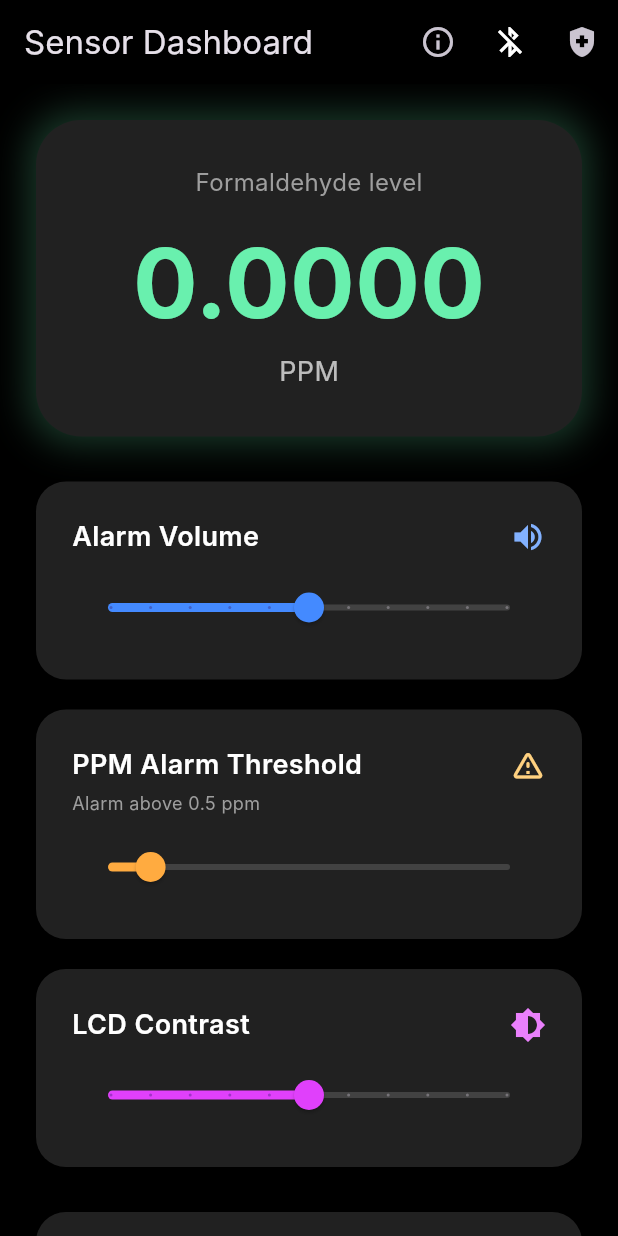
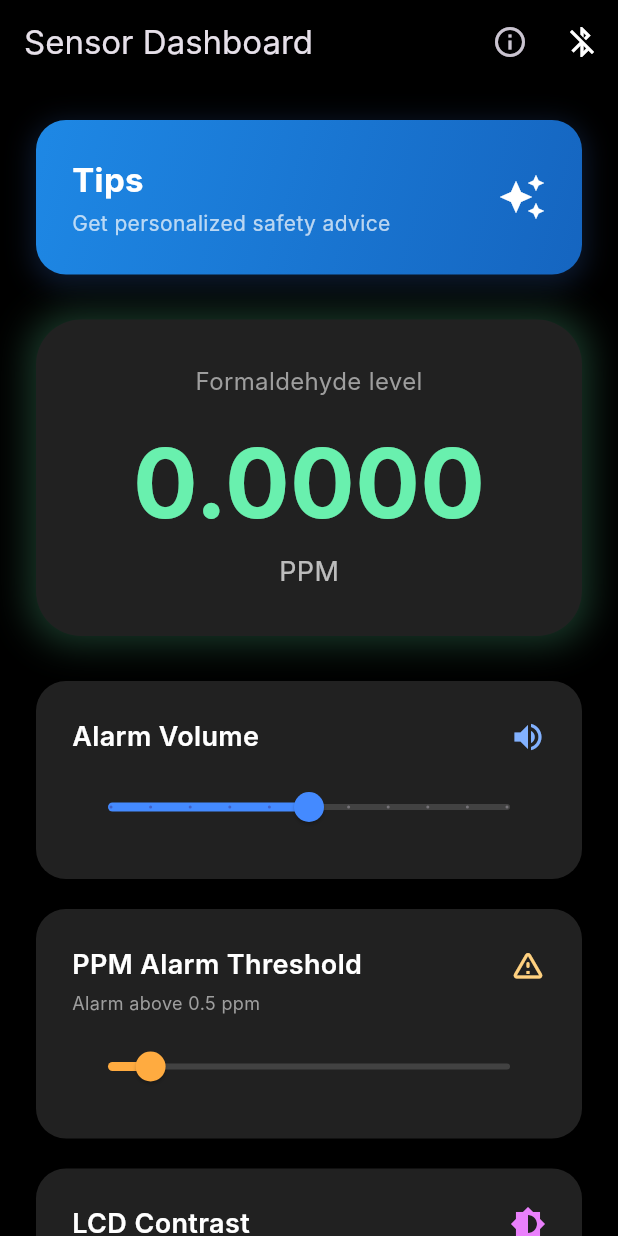
Before and after one commit to Catsarepro21/DukeIgnite-Flutter, a Flutter app: the DashboardScreen screen opened directly, on a phone screen of 412 x 824 dp. Run offline on Flutter 3.47's test engine with Material 3 defaults, Android fonts, the phone set to English and light mode, and no system bars; our stand-ins replace flutter_dotenv, google_generative_ai, package_info_plus, permission_handler; missing offline and left inert: universal_ble; Roboto replaces fonts that are missing (Inter).

Commit message:
Make Tips button prominent on Dashboard and remove AI Health Advisor branding

```diff
--- a/lib/screens/dashboard_screen.dart
+++ b/lib/screens/dashboard_screen.dart
@@ -143,15 +143,6 @@ class _DashboardScreenState extends State<DashboardScreen> {
               _bleService?.disconnect();
             },
           ),
-          IconButton(
-            icon: const Icon(Icons.health_and_safety),
-            onPressed: () {
-              Navigator.push(
-                context,
-                MaterialPageRoute(builder: (context) => const TipsScreen()),
-              );
-            },
-          ),
         ],
       ),
       body: SingleChildScrollView(
@@ -159,6 +150,68 @@ class _DashboardScreenState extends State<DashboardScreen> {
         child: Column(
           crossAxisAlignment: CrossAxisAlignment.stretch,
           children: [
+            // ---------- Tips Button Card ----------
+            InkWell(
+              onTap: () {
+                Navigator.push(
+                  context,
+                  MaterialPageRoute(builder: (context) => const TipsScreen()),
+                );
+              },
+              borderRadius: BorderRadius.circular(20),
+              child: Container(
+                padding: const EdgeInsets.all(24),
+                decoration: BoxDecoration(
+                  gradient: const LinearGradient(
+                    colors: [Color(0xFF1E88E5), Color(0xFF1565C0)], // Blue gradient
+                    begin: Alignment.topLeft,
+                    end: Alignment.bottomRight,
+                  ),
+                  borderRadius: BorderRadius.circular(20),
+                  boxShadow: [
+                    BoxShadow(
+                      color: Colors.blueAccent.withAlpha(50),
+                      blurRadius: 15,
+                      spreadRadius: 2,
+                      offset: const Offset(0, 4),
+                    ),
+                  ],
+                ),
+                child: const Row(
+                  mainAxisAlignment: MainAxisAlignment.spaceBetween,
+                  children: [
+                    Column(
+                      crossAxisAlignment: CrossAxisAlignment.start,
+                      children: [
+                        Text(
+                          'Tips',
+                          style: TextStyle(
+                            color: Colors.white,
+                            fontSize: 22,
+                            fontWeight: FontWeight.bold,
+                          ),
+                        ),
+                        SizedBox(height: 4),
+                        Text(
+                          'Get personalized safety advice',
+                          style: TextStyle(
+                            color: Colors.white70,
+                            fontSize: 14,
+                          ),
+                        ),
+                      ],
+                    ),
+                    Icon(
+                      Icons.auto_awesome,
+                      color: Colors.white,
+                      size: 32,
+                    ),
+                  ],
+                ),
+              ),
+            ),
+            const SizedBox(height: 30),
+
             // ---------- PPM Gauge Card ----------
             Consumer<SensorData>(
               builder: (context, sensorData, child) {
--- a/lib/screens/tips_screen.dart
+++ b/lib/screens/tips_screen.dart
@@ -84,7 +84,7 @@ class _TipsScreenState extends State<TipsScreen> {
                             Icon(Icons.auto_awesome, color: Colors.blueAccent),
                             SizedBox(width: 10),
                             Text(
-                              'AI Health Advisor',
+                              'Tips',
                               style: TextStyle(
                                   color: Colors.white,
                                   fontSize: 18,
```
